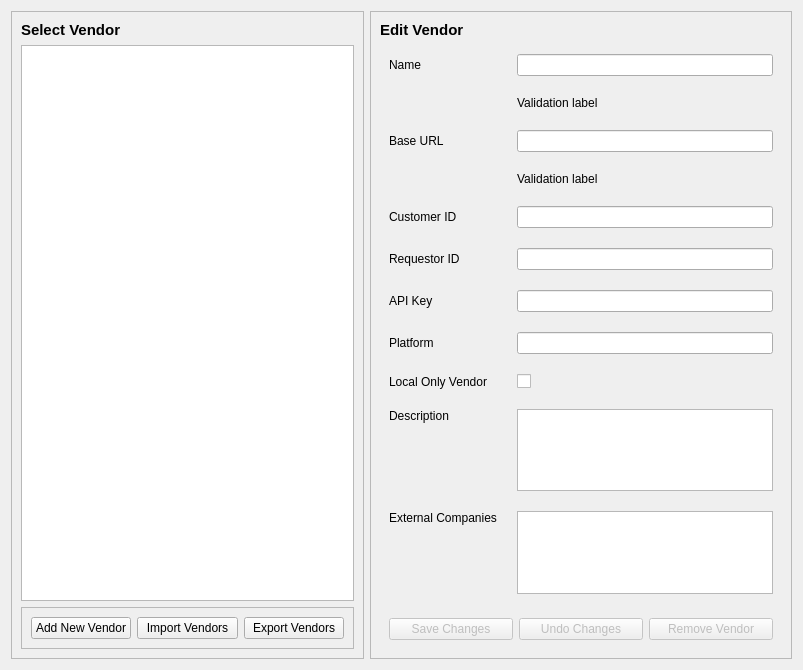
CS-4820-Library-Project/COUNTER-5-Report-Tool-2020-5.0, file ui/ManageVendorsTab.ui: the form before one commit.
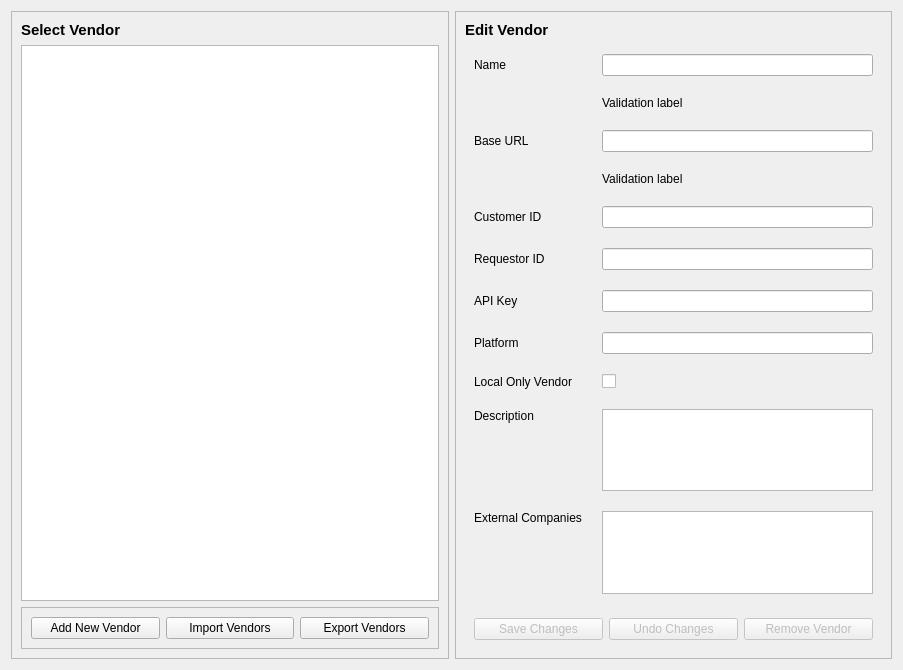
The form after the commit. Icons and pictures are not drawn.

Commit message: Added Manage vendors and help button icons

The edit to the form file:
```diff
--- a/ui/ManageVendorsTab.ui
+++ b/ui/ManageVendorsTab.ui
@@ -6,7 +6,7 @@
    <rect>
     <x>0</x>
     <y>0</y>
-    <width>803</width>
+    <width>903</width>
     <height>670</height>
    </rect>
   </property>
@@ -67,12 +67,6 @@
          </item>
          <item row="0" column="0">
           <widget class="QPushButton" name="addVendorButton">
-           <property name="maximumSize">
-            <size>
-             <width>150</width>
-             <height>16777215</height>
-            </size>
-           </property>
            <property name="text">
             <string>Add New Vendor</string>
            </property>
```
Left out of the diff: 24 changed lines with no effect on the pictures. The commit also changes 11 other files.
